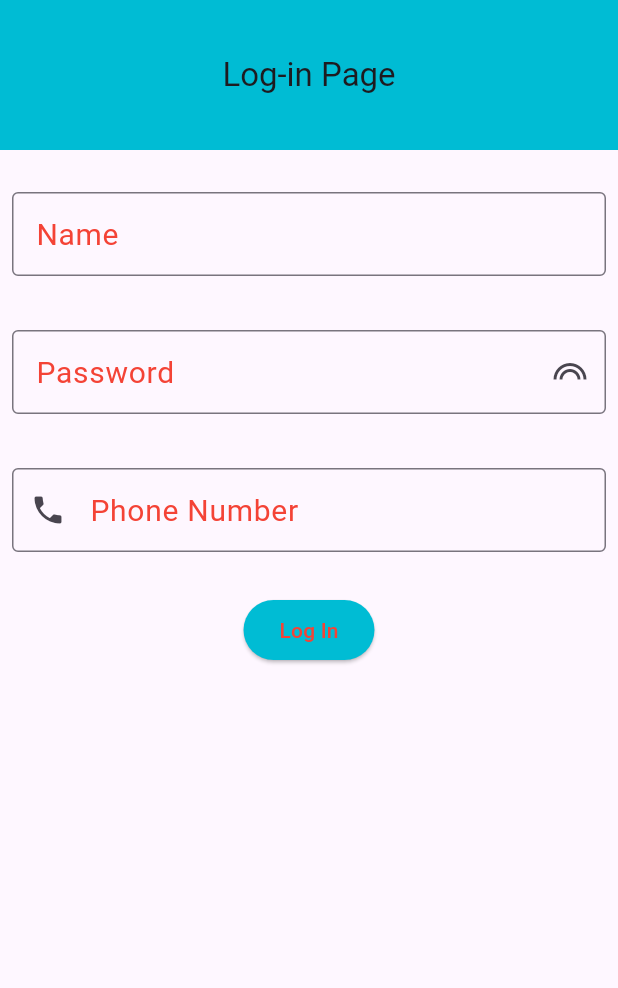
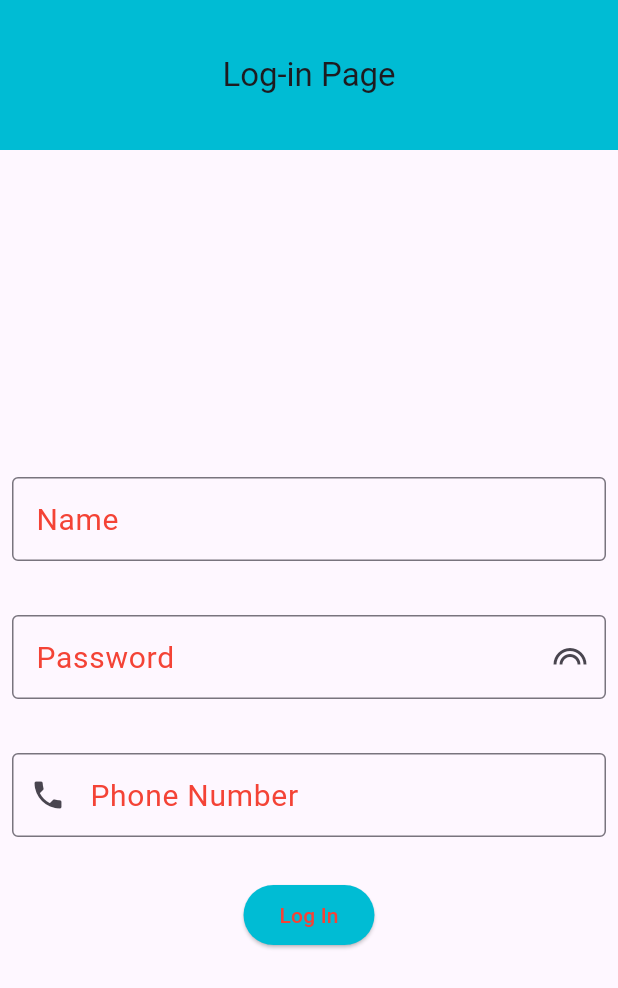
Before and after one commit to osmangonikhan247/new_project, a Flutter app: the screen it shows after launch, after a tap on "Log In", on a phone screen of 412 x 824 dp. Shown: the top 988 px of the screen. Run offline on Flutter 3.47's test engine with Material 3 defaults, Android fonts, the phone set to English and light mode, and no system bars.

Commit message:
updated code

```diff
--- a/lib/log_in_page.dart
+++ b/lib/log_in_page.dart
@@ -5,6 +5,9 @@ class login extends StatelessWidget {
 
   @override
   Widget build(BuildContext context) {
+    TextEditingController namecontroller = TextEditingController();
+    TextEditingController passcontroller = TextEditingController();
+    TextEditingController phonecontroller = TextEditingController();
     return Scaffold(
 
       appBar: AppBar(
@@ -15,6 +18,7 @@ class login extends StatelessWidget {
       ),
 
       body: Center(
+        child: SingleChildScrollView(
           child: Column(
             children: [
               SizedBox(height: 20,),
@@ -22,6 +26,7 @@ class login extends StatelessWidget {
               Padding(
                 padding: const EdgeInsets.all(8.0),
                 child: TextField(
+                  controller: namecontroller,
                   keyboardType: TextInputType.text,
                   decoration: InputDecoration(
                     labelText: 'Name',
@@ -40,6 +45,7 @@ class login extends StatelessWidget {
               Padding(
                 padding: const EdgeInsets.all(8.0),
                 child: TextField(
+                  controller: passcontroller,
                   obscureText: true,
 
                   decoration: InputDecoration(
@@ -61,6 +67,7 @@ class login extends StatelessWidget {
               Padding(
                 padding: const EdgeInsets.all(8.0),
                 child: TextField(
+                  controller: phonecontroller,
                   keyboardType: TextInputType.phone,
 
                   decoration: InputDecoration(
@@ -83,9 +90,22 @@ class login extends StatelessWidget {
                     backgroundColor: Colors.cyan,
                     foregroundColor: Colors.red
                   ),
-                onPressed: (){}, child: Text('Log In'))
+                  onPressed: (){
+                    if(namecontroller.text.isEmpty){
+                      print("Please Enter you name");
+                    }
+                    print(namecontroller.text);
+                    if(passcontroller.text.isEmpty){
+                      print("please Enter Your Password");
+                    }else if(passcontroller.text.length <8){
+                      print("Password Must be minimum 8 digit");
+                    }
+                    print(passcontroller.text);
+
+                  }, child: Text('Log In'))
 
             ],
+          ),
         ),
       )
 
```
Lines whose indentation alone changed are shown as unchanged.
